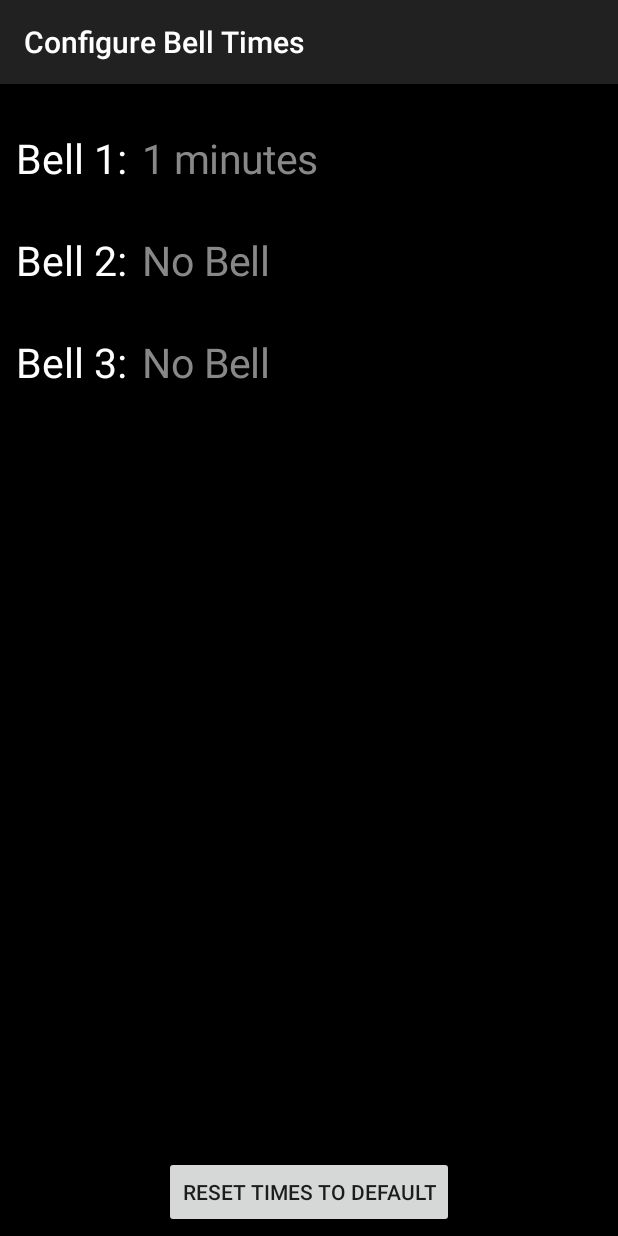
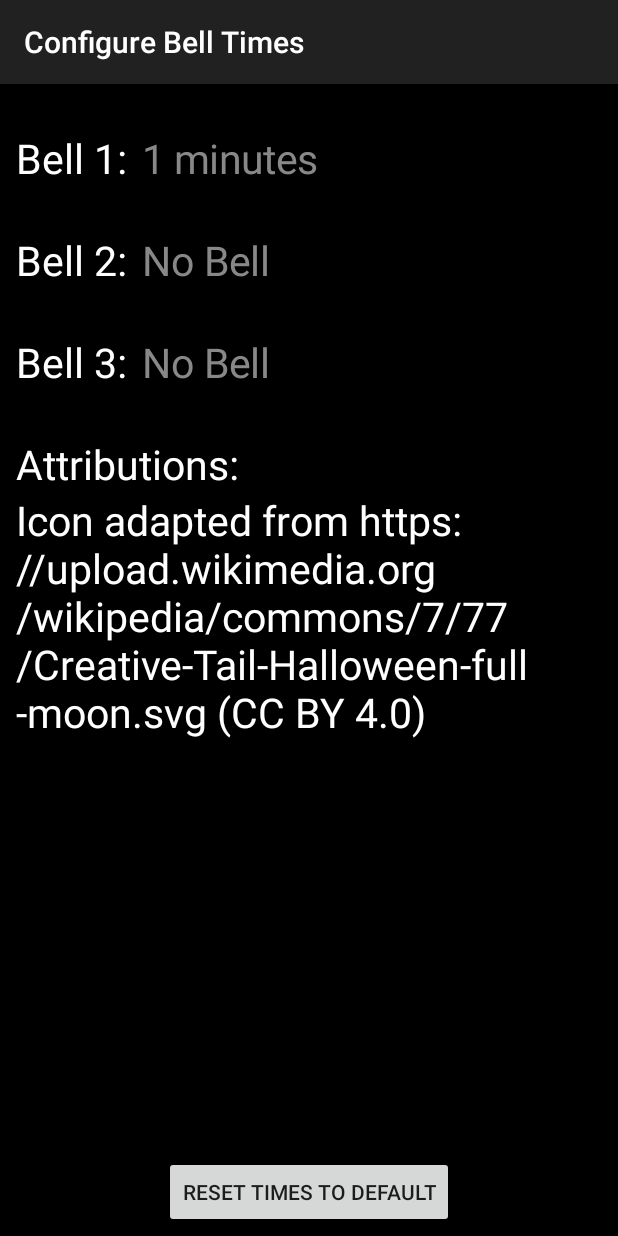
Before and after one commit to qbeukes/moontimer, an Android app: the SettingsActivity screen opened directly, with no data from a screen before it, on a phone screen of 412 x 824 dp. Run offline under Robolectric (Android 15) with nearby library versions, the phone set to English and light mode, and no system bars.

Commit message:
Name changes

```diff
--- a/app/build.gradle
+++ b/app/build.gradle
@@ -12,7 +12,7 @@ android {
     compileSdkVersion 24
     buildToolsVersion "24.0.2"
     defaultConfig {
-        applicationId "za.co.mosthighmountain.simpletimer"
+        applicationId "za.co.mosthighmountain.moontimer"
         minSdkVersion 17
         targetSdkVersion 24
         versionCode 1
--- a/app/src/main/res/layout/activity_settings.xml
+++ b/app/src/main/res/layout/activity_settings.xml
@@ -90,6 +90,36 @@
             android:layout_gravity="center_vertical" />
     </LinearLayout>
 
+    <LinearLayout
+        android:orientation="vertical"
+        android:layout_width="fill_parent"
+        android:layout_height="wrap_content"
+        android:layout_gravity="center"
+        android:layout_margin="5dp"
+        android:paddingTop="20dp">
+
+        <TextView
+            android:layout_width="wrap_content"
+            android:layout_height="wrap_content"
+            android:textAppearance="?android:attr/textAppearanceMedium"
+            android:text="Attributions:"
+            android:layout_gravity="center_vertical"
+            android:layout_marginRight="10dp"
+            android:textColor="#ffffff"
+            android:textSize="27sp" />
+
+        <TextView
+            android:layout_width="wrap_content"
+            android:layout_height="wrap_content"
+            android:textAppearance="?android:attr/textAppearanceMedium"
+            android:text="Icon adapted from https://upload.wikimedia.org/wikipedia/commons/7/77/Creative-Tail-Halloween-full-moon.svg (CC BY 4.0)"
+            android:layout_gravity="center_vertical"
+            android:layout_marginRight="10dp"
+            android:textColor="#ffffff"
+            android:textSize="27sp" />
+
+    </LinearLayout>
+
     <FrameLayout
         android:layout_width="match_parent"
         android:layout_height="fill_parent"
@@ -101,6 +131,7 @@
             android:text="Reset Times to Default"
             android:layout_gravity="bottom|center_horizontal"
             android:onClick="resetTimes" />
+
     </FrameLayout>
 
 </LinearLayout>
```
